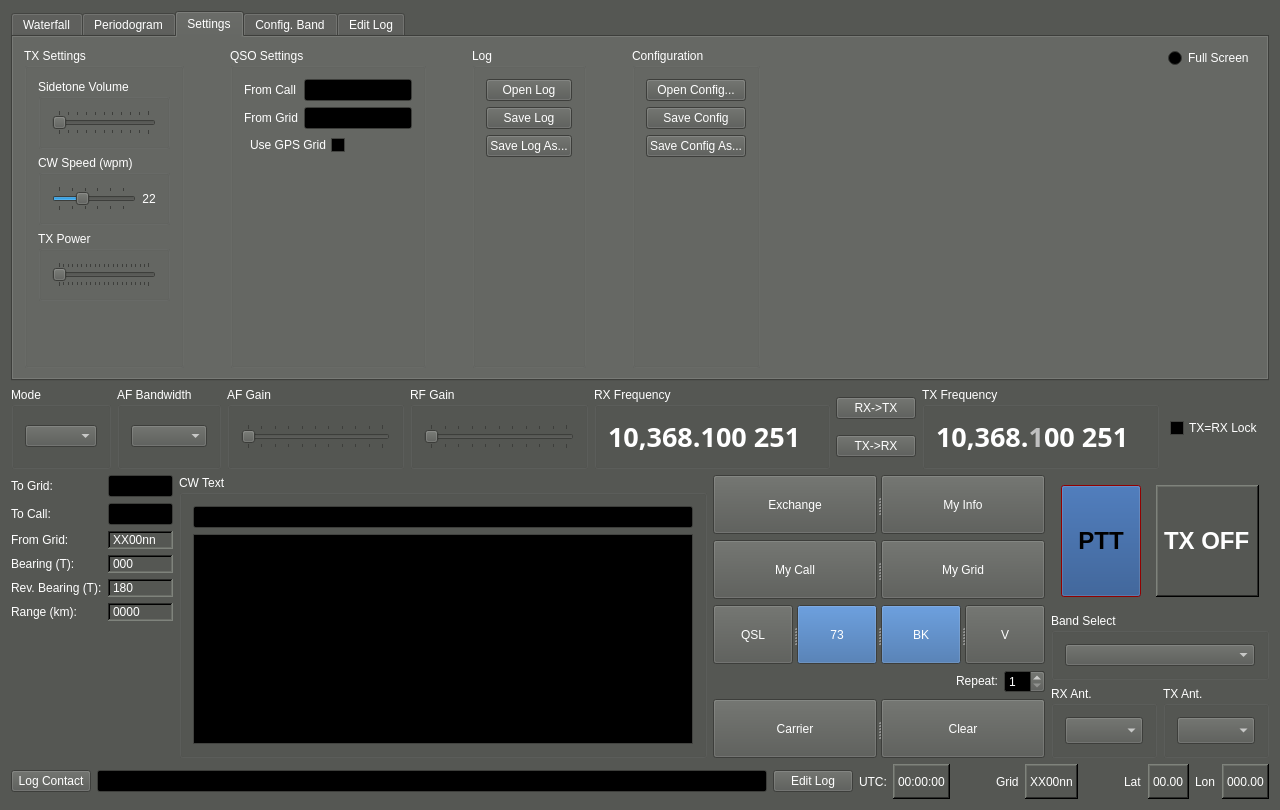
Qt form qtgui/mainwindow.ui (kb1vc/SoDaRadio) before a commit.
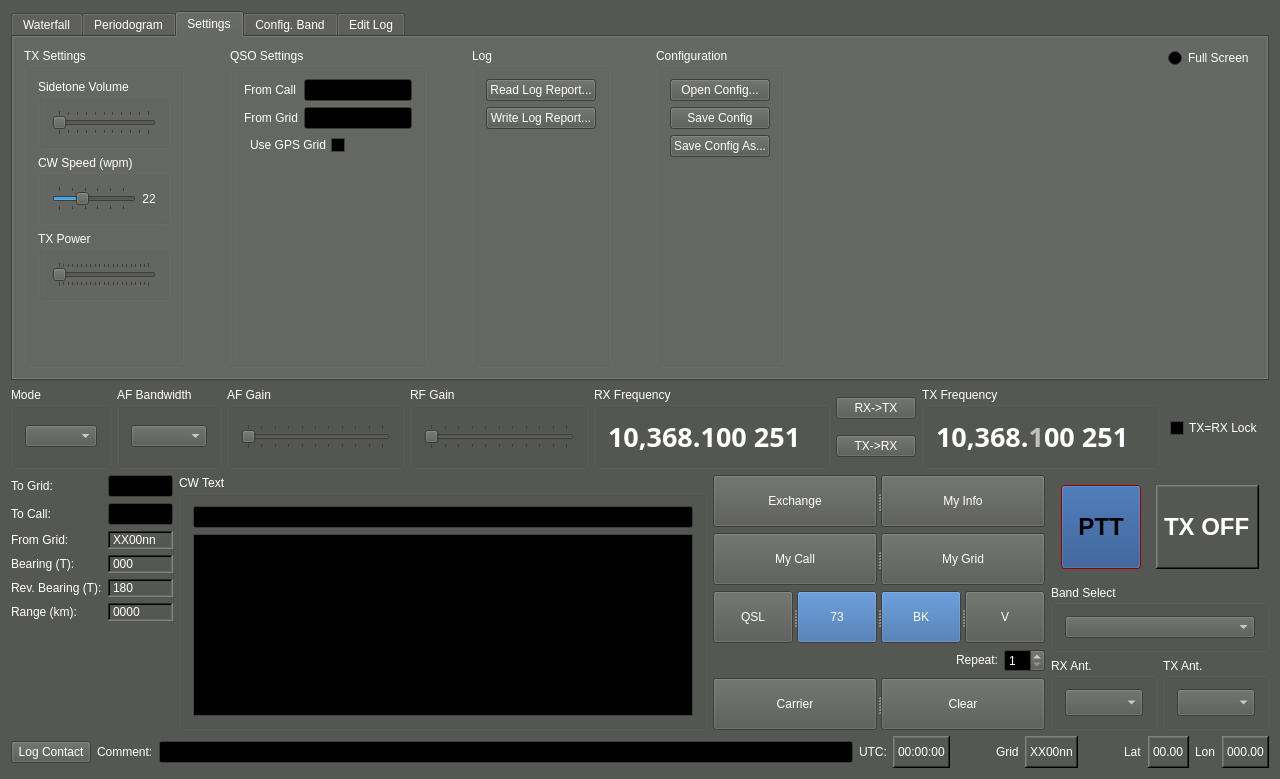
The same form after that commit. Icons and pictures are not drawn. Custom widgets are drawn as their Qt base class.

What changed in the file:
```diff
--- a/qtgui/mainwindow.ui
+++ b/qtgui/mainwindow.ui
@@ -2,14 +2,6 @@
 <ui version="4.0">
  <class>MainWindow</class>
  <widget class="QMainWindow" name="MainWindow">
-  <property name="geometry">
-   <rect>
-    <x>0</x>
-    <y>0</y>
-    <width>1280</width>
-    <height>810</height>
-   </rect>
-  </property>
   <property name="sizePolicy">
    <sizepolicy hsizetype="MinimumExpanding" vsizetype="MinimumExpanding">
     <horstretch>0</horstretch>
@@ -973,21 +965,14 @@
              <item>
               <widget class="QPushButton" name="openLog_btn">
                <property name="text">
-                <string>Open Log</string>
+                <string>Read Log Report...</string>
                </property>
               </widget>
              </item>
              <item>
               <widget class="QPushButton" name="saveLog_btn">
                <property name="text">
-                <string>Save Log</string>
-               </property>
-              </widget>
-             </item>
-             <item>
-              <widget class="QPushButton" name="saveLogAs_btn">
-               <property name="text">
-                <string>Save Log As...</string>
+                <string>Write Log Report...</string>
                </property>
               </widget>
              </item>
@@ -3299,7 +3284,7 @@
     <item>
      <layout class="QHBoxLayout" name="LogGPS_lay" stretch="2,0">
       <item>
-       <layout class="QHBoxLayout" name="Log_box" stretch="0,2,0">
+       <layout class="QHBoxLayout" name="Log_box" stretch="0,0,2">
         <item>
          <widget class="QPushButton" name="LogContact_btn">
           <property name="text">
@@ -3307,16 +3292,16 @@
           </property>
          </widget>
         </item>
+        <item>
+         <widget class="QLabel" name="label_22">
+          <property name="text">
+           <string>Comment:</string>
+          </property>
+         </widget>
+        </item>
         <item>
          <widget class="QLineEdit" name="LogComment_txt"/>
         </item>
-        <item>
-         <widget class="QPushButton" name="EditLog_btn">
-          <property name="text">
-           <string>Edit Log</string>
-          </property>
-         </widget>
-        </item>
        </layout>
       </item>
       <item>
```
Left out of the diff: 4 changed lines with no effect on the pictures.
